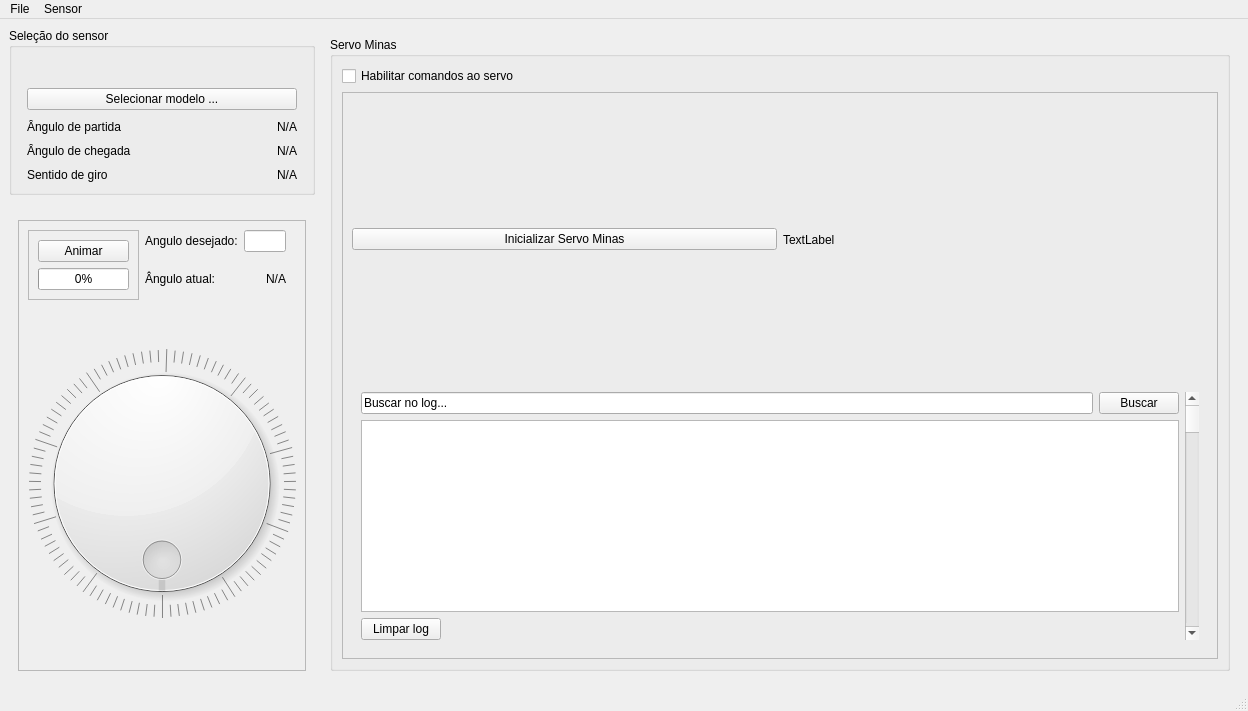
LucasDuarte026/QTMaat, file mainwindow.ui: the form before one commit.
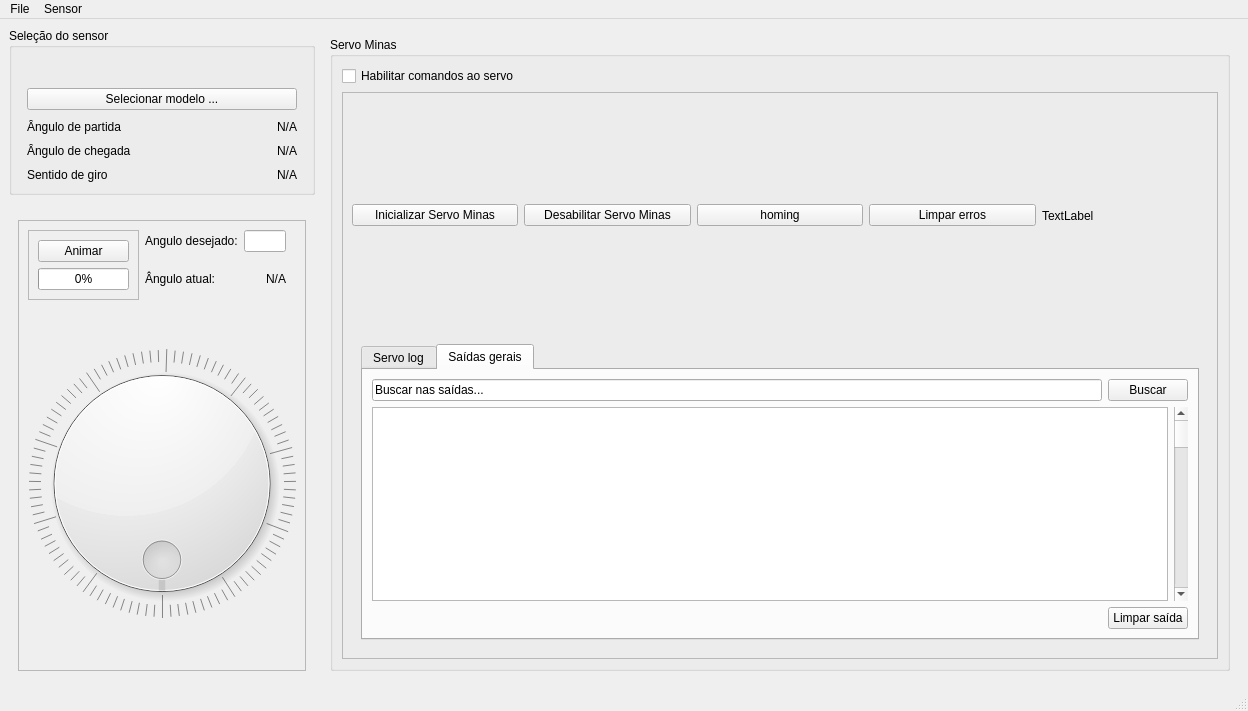
The form after the commit. Icons and pictures are not drawn.

Diff of the .ui file:
```diff
--- a/mainwindow.ui
+++ b/mainwindow.ui
@@ -372,6 +372,27 @@
                    </property>
                   </widget>
                  </item>
+                 <item>
+                  <widget class="QPushButton" name="disable_servo_button">
+                   <property name="text">
+                    <string>Desabilitar Servo Minas</string>
+                   </property>
+                  </widget>
+                 </item>
+                 <item>
+                  <widget class="QPushButton" name="homing_button">
+                   <property name="text">
+                    <string>homing</string>
+                   </property>
+                  </widget>
+                 </item>
+                 <item>
+                  <widget class="QPushButton" name="clear_errors">
+                   <property name="text">
+                    <string>Limpar erros</string>
+                   </property>
+                  </widget>
+                 </item>
                  <item>
                   <widget class="QLabel" name="label_2">
                    <property name="text">
@@ -391,7 +412,15 @@
                  </property>
                  <layout class="QVBoxLayout" name="verticalLayout_9">
                   <item>
-                   <layout class="QHBoxLayout" name="horizontalLayout_10">
+                   <widget class="QTabWidget" name="log_tab">
+                    <property name="currentIndex">
+                     <number>1</number>
+                    </property>
+                    <widget class="QWidget" name="servo_output">
+                     <attribute name="title">
+                      <string>Servo log</string>
+                     </attribute>
+                     <layout class="QVBoxLayout" name="verticalLayout_10">
                     <item>
                      <layout class="QVBoxLayout" name="verticalLayout_8">
                       <item>
@@ -408,7 +437,7 @@
                            <string/>
                           </property>
                           <property name="text">
-                           <string extracomment="wadwd">Buscar no log...</string>
+                             <string extracomment="wadwd">Buscar no log do servo...</string>
                           </property>
                           <property name="echoMode">
                            <enum>QLineEdit::EchoMode::Normal</enum>
@@ -428,8 +457,19 @@
                        </layout>
                       </item>
                       <item>
+                         <layout class="QHBoxLayout" name="horizontalLayout_10">
+                          <item>
                        <widget class="QTextEdit" name="log_screen"/>
                       </item>
+                          <item>
+                           <widget class="QScrollBar" name="log_scroll_bar">
+                            <property name="orientation">
+                             <enum>Qt::Orientation::Vertical</enum>
+                            </property>
+                           </widget>
+                          </item>
+                         </layout>
+                        </item>
                       <item alignment="Qt::AlignmentFlag::AlignLeft">
                        <widget class="QPushButton" name="clean_log_button">
                         <property name="text">
@@ -439,14 +479,59 @@
                       </item>
                      </layout>
                     </item>
+                     </layout>
+                    </widget>
+                    <widget class="QWidget" name="general_output">
+                     <attribute name="title">
+                      <string>Saídas gerais</string>
+                     </attribute>
+                     <layout class="QVBoxLayout" name="verticalLayout_14">
                     <item>
-                     <widget class="QScrollBar" name="log_scroll_bar">
+                       <layout class="QVBoxLayout" name="verticalLayout_13">
+                        <item>
+                         <layout class="QHBoxLayout" name="horizontalLayout_12">
+                          <item>
+                           <widget class="QLineEdit" name="general_log_text_edit">
+                            <property name="text">
+                             <string>Buscar nas saídas...</string>
+                            </property>
+                           </widget>
+                          </item>
+                          <item>
+                           <widget class="QPushButton" name="general_log_search_button">
+                            <property name="text">
+                             <string>Buscar</string>
+                            </property>
+                           </widget>
+                          </item>
+                         </layout>
+                        </item>
+                        <item>
+                         <layout class="QHBoxLayout" name="horizontalLayout_14">
+                          <item>
+                           <widget class="QTextEdit" name="general_log_screen"/>
+                          </item>
+                          <item>
+                           <widget class="QScrollBar" name="verticalScrollBar_2">
                       <property name="orientation">
                        <enum>Qt::Orientation::Vertical</enum>
                       </property>
                      </widget>
                     </item>
                    </layout>
+                        </item>
+                        <item alignment="Qt::AlignmentFlag::AlignRight">
+                         <widget class="QPushButton" name="clean_all_output">
+                          <property name="text">
+                           <string>Limpar saída</string>
+                          </property>
+                         </widget>
+                        </item>
+                       </layout>
+                      </item>
+                     </layout>
+                    </widget>
+                   </widget>
                   </item>
                  </layout>
                 </widget>
```
Left out of the diff: 13 changed lines with no effect on the pictures. Lines whose indentation alone changed are shown as unchanged.
